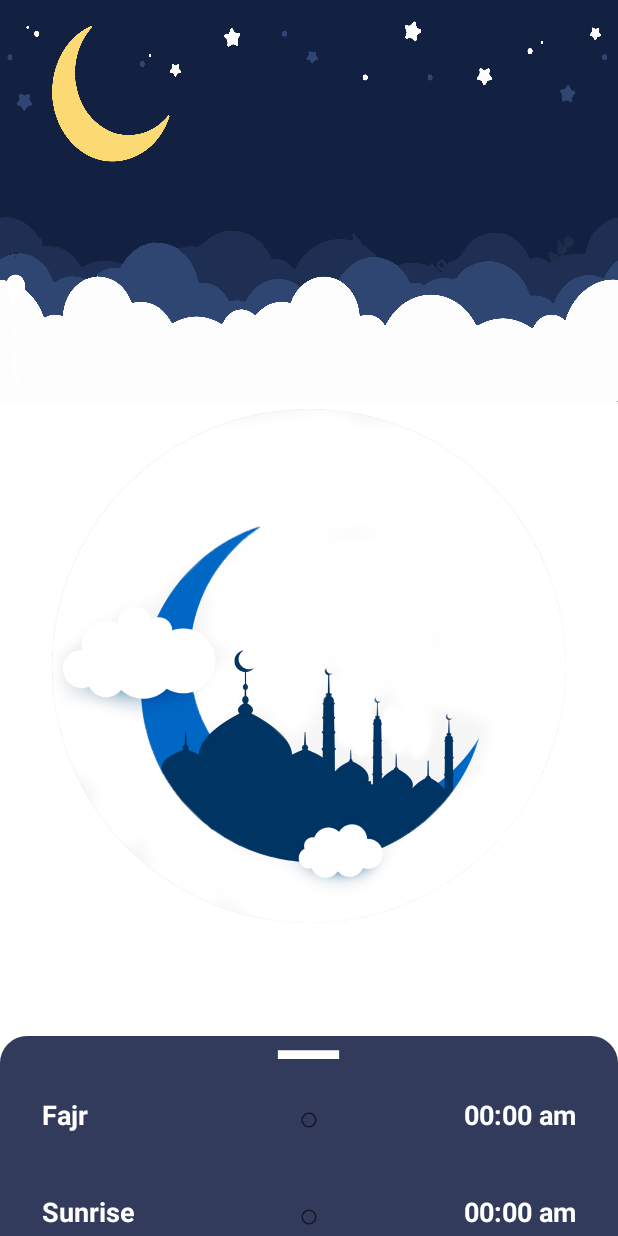
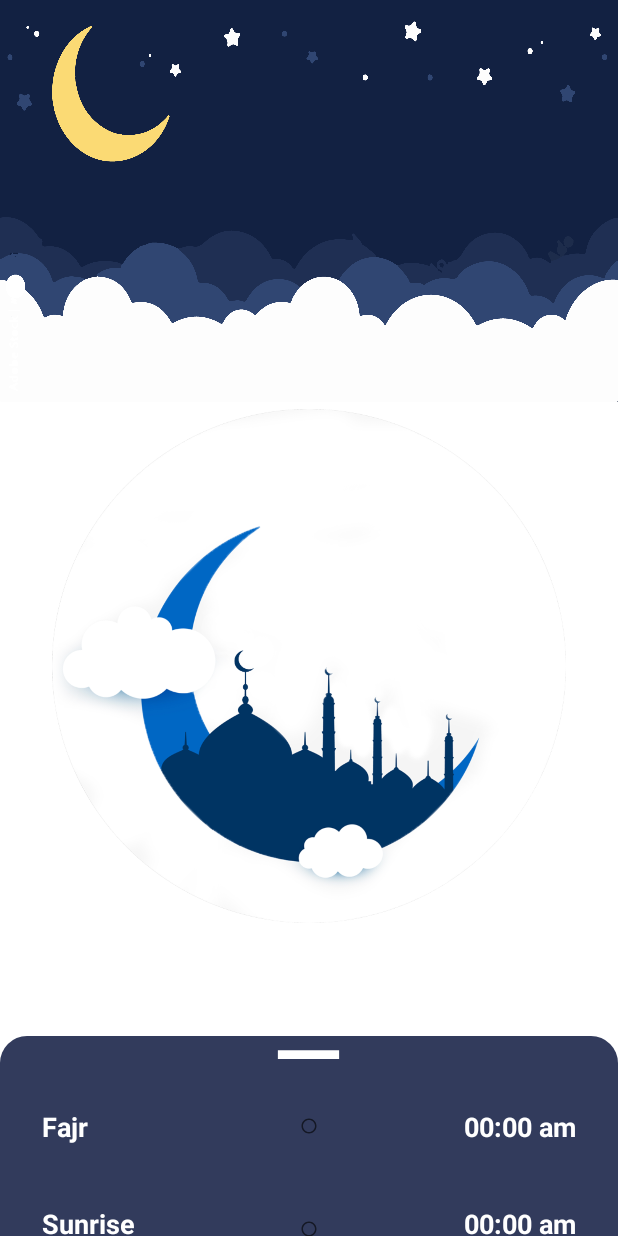
Before and after one commit to zahraamohamed/blueberry_task, an Android app: the screen it shows after launch (MainActivity), on a phone screen of 412 x 824 dp. Run offline under Robolectric (Android 15) with nearby library versions, the phone set to English and light mode, and no system bars; network calls fail; 1 statement that could not run was skipped.

Commit message:
feat: add app icon and edit home screen

```diff
--- a/app/src/main/res/layout/activity_main.xml
+++ b/app/src/main/res/layout/activity_main.xml
@@ -57,6 +57,7 @@
                     android:text="@string/fajr"
                     android:textAlignment="textStart"
                     android:layout_marginBottom="8dp"
+                    android:layout_marginTop="8dp"
                     android:textColor="@color/white"
                     android:textSize="18sp"
                     android:textStyle="bold" />
@@ -76,6 +77,7 @@
                     android:textColor="@color/white"
                     android:textStyle="bold"
                     android:layout_marginBottom="8dp"
+                    android:layout_marginTop="8dp"
                     android:text="00:00 am"
                     android:textSize="18sp"
                     android:textAlignment="textEnd" />
```
